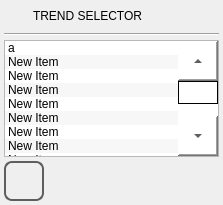
The window that qt_library/ATCMsystem/item_selector.ui (MECTsrl/mect_plugins) describes before a commit, drawn with Qt 5.
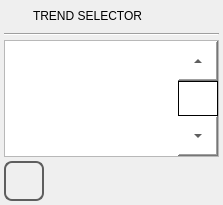
The same window after the commit. Icons and pictures are not drawn.

Patch:
```diff
--- a/qt_library/ATCMsystem/item_selector.ui
+++ b/qt_library/ATCMsystem/item_selector.ui
@@ -147,66 +147,6 @@
      <property name="alternatingRowColors">
       <bool>true</bool>
      </property>
-     <item>
-      <property name="text">
-       <string>a</string>
-      </property>
-     </item>
-     <item>
-      <property name="text">
-       <string>New Item</string>
-      </property>
-     </item>
-     <item>
-      <property name="text">
-       <string>New Item</string>
-      </property>
-     </item>
-     <item>
-      <property name="text">
-       <string>New Item</string>
-      </property>
-     </item>
-     <item>
-      <property name="text">
-       <string>New Item</string>
-      </property>
-     </item>
-     <item>
-      <property name="text">
-       <string>New Item</string>
-      </property>
-     </item>
-     <item>
-      <property name="text">
-       <string>New Item</string>
-      </property>
-     </item>
-     <item>
-      <property name="text">
-       <string>New Item</string>
-      </property>
-     </item>
-     <item>
-      <property name="text">
-       <string>New Item</string>
-      </property>
-     </item>
-     <item>
-      <property name="text">
-       <string>New Item</string>
-      </property>
-     </item>
-     <item>
-      <property name="text">
-       <string>New Item</string>
-      </property>
-     </item>
-     <item>
-      <property name="text">
-       <string>z</string>
-      </property>
-     </item>
     </widget>
    </item>
    <item>
```
